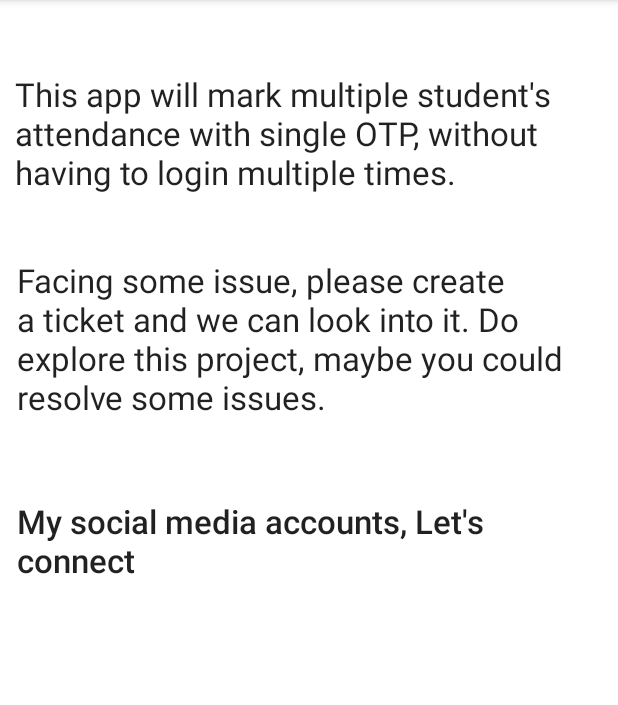
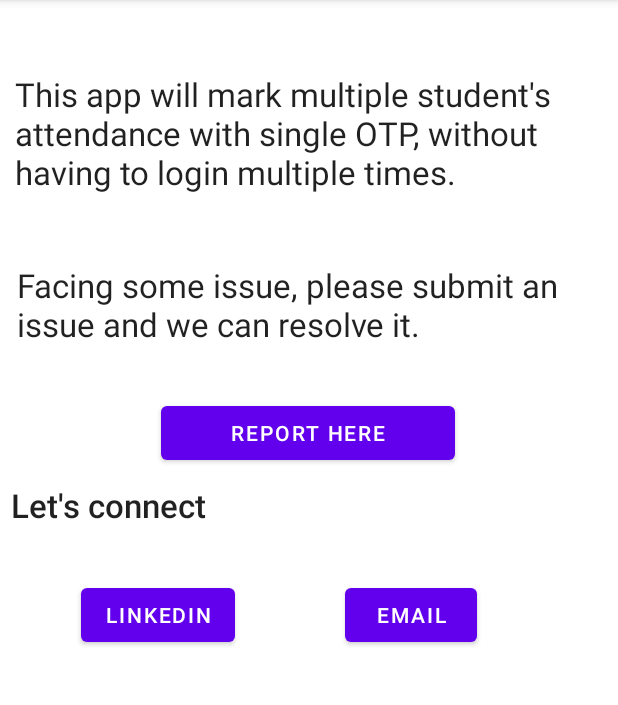
Before and after one commit to pallavjain12/CodeTantraProxy, an Android app: the LoginAboutActivity screen opened directly, with no data from a screen before it, on a phone screen of 412 x 824 dp, the part 84-789 px from its top. Run offline under Robolectric (Android 15) with nearby library versions, the phone set to English and light mode, and no system bars.

Commit message:
Everything working. Optimization left.

```diff
--- a/app/src/main/java/com/example/codetantraproxy/LoginAboutActivity.java
+++ b/app/src/main/java/com/example/codetantraproxy/LoginAboutActivity.java
@@ -2,13 +2,55 @@ package com.example.codetantraproxy;
 
 import androidx.appcompat.app.AppCompatActivity;
 
+import android.content.Intent;
+import android.net.Uri;
 import android.os.Bundle;
+import android.view.View;
+import android.widget.Button;
 
 public class LoginAboutActivity extends AppCompatActivity {
 
+    static final String LINKEDIN = "https://www.linkedin.com/in/pallavjain12/";
+    static final String GITHUB_ISSUE = "https://github.com/pallavjain12/asdf/issues/new";
+    static final String EMAIL = "mailto:\"pallavjain12@gmail.com\"";
+    Button btnReportGithub;
+    Button btnLinkedIn;
+    Button btnEmail;
     @Override
     protected void onCreate(Bundle savedInstanceState) {
         super.onCreate(savedInstanceState);
         setContentView(R.layout.activity_login_about);
+
+
+        btnEmail = findViewById(R.id.btnEmail);
+        btnLinkedIn = findViewById(R.id.btnLinkedIn);
+        btnReportGithub = findViewById(R.id.btnReportGithub);
+
+        btnEmail.setOnClickListener(new View.OnClickListener() {
+            @Override
+            public void onClick(View view) {
+                Intent httpIntent = new Intent(Intent.ACTION_VIEW);
+                httpIntent.setData(Uri.parse(EMAIL));
+                startActivity(httpIntent);
+            }
+        });
+
+        btnLinkedIn.setOnClickListener(new View.OnClickListener() {
+            @Override
+            public void onClick(View view) {
+                Intent httpIntent = new Intent(Intent.ACTION_VIEW);
+                httpIntent.setData(Uri.parse(LINKEDIN));
+                startActivity(httpIntent);
+            }
+        });
+
+        btnReportGithub.setOnClickListener(new View.OnClickListener() {
+            @Override
+            public void onClick(View view) {
+                Intent httpIntent = new Intent(Intent.ACTION_VIEW);
+                httpIntent.setData(Uri.parse(GITHUB_ISSUE));
+                startActivity(httpIntent);
+            }
+        });
     }
 }
--- a/app/src/main/java/com/example/codetantraproxy/MainActivity.java
+++ b/app/src/main/java/com/example/codetantraproxy/MainActivity.java
@@ -2,6 +2,7 @@ package com.example.codetantraproxy;
 
 import static com.example.codetantraproxy.Helper.Methods.checkForLoginDetails;
 import static com.example.codetantraproxy.Helper.Methods.loginCheck;
+import static com.example.codetantraproxy.Helper.Methods.makeURLSafe;
 import static com.example.codetantraproxy.Helper.Methods.updateFirstUser;
 import static com.example.codetantraproxy.Helper.apis.checkCredentials;
 
@@ -74,6 +75,7 @@ public class MainActivity extends AppCompatActivity {
             public void onClick(View view) {
                 String  email = loginEmailEditText.getText().toString();
                 String password = loginPasswordEditText.getText().toString();
+                password = makeURLSafe(password);
                 Log.d("email + password", email + " " + password);
                 if (loginCheck(email, password)) {
                     updateFirstUser(getApplicationContext(), email, password);
--- a/app/src/main/java/com/example/codetantraproxy/enterOTP.java
+++ b/app/src/main/java/com/example/codetantraproxy/enterOTP.java
@@ -82,7 +82,7 @@ public class enterOTP extends AppCompatActivity {
                 remainingStudentsScrollView.removeAllViews();
                 remainingStudentsLayout = new LinearLayout(getApplicationContext());
                 remainingStudentsScrollView.addView(remainingStudentsLayout);
-                Log.d(" after sending otp size of selected studnets", "" + selectedStudents.size());
+                remainingStudentsLayout.setOrientation(LinearLayout.VERTICAL);
                 for (Map.Entry<String, String> em : selectedStudents.entrySet()) {
                     TextView temp = new TextView(getApplicationContext());
                     temp.setText(em.getKey());
@@ -90,7 +90,8 @@ public class enterOTP extends AppCompatActivity {
                 }
                 remainingStudents.setText("Count : " + selectedStudents.size());
                 markedStudents.setText("Count : " + (total - selectedStudents.size()));
-                Toast.makeText(getApplicationContext(), "Operation Completed", new Integer(5));
+                otpField.setText("");
+                Toast.makeText(getApplicationContext(), "Operation Completed", Toast.LENGTH_LONG).show();
             }
         });
     }
--- a/app/src/main/res/layout/activity_login_about.xml
+++ b/app/src/main/res/layout/activity_login_about.xml
@@ -21,8 +21,8 @@
 
     <TextView
         android:id="@+id/textView2"
-        android:layout_width="388dp"
-        android:layout_height="138dp"
+        android:layout_width="387dp"
+        android:layout_height="65dp"
         android:text="@string/loginAboutGithub"
         android:textAppearance="@style/TextAppearance.AppCompat.Large"
         app:layout_constraintBottom_toBottomOf="parent"
@@ -34,16 +34,52 @@
 
     <TextView
         android:id="@+id/textView3"
-        android:layout_width="393dp"
-        android:layout_height="116dp"
+        android:layout_width="396dp"
+        android:layout_height="36dp"
         android:fontFamily="sans-serif-medium"
         android:text="@string/loginAboutLetsConnect"
         android:textAppearance="@style/TextAppearance.AppCompat.Large"
         app:layout_constraintBottom_toBottomOf="parent"
         app:layout_constraintEnd_toEndOf="parent"
-        app:layout_constraintHorizontal_bias="0.611"
+        app:layout_constraintHorizontal_bias="0.466"
         app:layout_constraintStart_toStartOf="parent"
         app:layout_constraintTop_toBottomOf="@+id/textView2"
-        app:layout_constraintVertical_bias="0.067" />
+        app:layout_constraintVertical_bias="0.165" />
+
+    <Button
+        android:id="@+id/btnReportGithub"
+        android:layout_width="196dp"
+        android:layout_height="48dp"
+        android:text="@string/raiseIssue"
+        app:layout_constraintBottom_toTopOf="@+id/textView3"
+        app:layout_constraintEnd_toEndOf="parent"
+        app:layout_constraintHorizontal_bias="0.497"
+        app:layout_constraintStart_toStartOf="parent"
+        app:layout_constraintTop_toBottomOf="@+id/textView2"
+        app:layout_constraintVertical_bias="0.717" />
+
+    <Button
+        android:id="@+id/btnLinkedIn"
+        android:layout_width="wrap_content"
+        android:layout_height="wrap_content"
+        android:text="@string/linkedIn"
+        app:layout_constraintBottom_toBottomOf="parent"
+        app:layout_constraintEnd_toEndOf="parent"
+        app:layout_constraintHorizontal_bias="0.175"
+        app:layout_constraintStart_toStartOf="parent"
+        app:layout_constraintTop_toBottomOf="@+id/textView3"
+        app:layout_constraintVertical_bias="0.077" />
+
+    <Button
+        android:id="@+id/btnEmail"
+        android:layout_width="wrap_content"
+        android:layout_height="wrap_content"
+        android:text="@string/email"
+        app:layout_constraintBottom_toBottomOf="parent"
+        app:layout_constraintEnd_toEndOf="parent"
+        app:layout_constraintHorizontal_bias="0.439"
+        app:layout_constraintStart_toEndOf="@+id/btnLinkedIn"
+        app:layout_constraintTop_toBottomOf="@+id/textView3"
+        app:layout_constraintVertical_bias="0.077" />
 
 </androidx.constraintlayout.widget.ConstraintLayout>
--- a/app/src/main/res/values/strings.xml
+++ b/app/src/main/res/values/strings.xml
@@ -1,8 +1,12 @@
 <resources>
     <string name="app_name">CodeTantraProxy</string>
     <string name="loginAboutMessage">This app will mark multiple student\'s attendance with single OTP, without having to login multiple times.</string>
-    <string name="loginAboutGithub">Facing some issue, please create a ticket and we can look into it. Do explore this project, maybe you could resolve some issues.</string>
-    <string name="loginAboutLetsConnect">My social media accounts, Let\'s connect</string>
+    <string name="loginAboutGithub">Facing some issue, please submit an issue and we can resolve it.</string>
+    <string name="loginAboutLetsConnect">Let\'s connect</string>
+    <string name="raiseIssue">Report here</string>
+    <string name="linkedIn">LinkedIn</string>
+    <string name="email">Email</string>
+    <string name="instagram">Instagram</string>
     <string name="loginToCodetantra">Login to Code Tantra</string>
     <string name="enterYourEmail">Enter your email address</string>
     <string name="enterYourPassword">Enter your password</string>
@@ -12,4 +16,5 @@
     <string name="otherEmail">Use this when you are not enrolled for a class but want to mark friend\'s attendance who is enrolled. Will fetch meetings from their account.</string>
     <string name="remainingStudents">Remaining Students</string>
     <string name="markedStudents">Marked Students</string>
+    <string name="deleteSelected">Deleted Selected Accounts</string>
 </resources>
```
Also changed, not shown: app/src/main/java/com/example/codetantraproxy/AddEmailPassword.java (+71 -2 lines), app/src/main/java/com/example/codetantraproxy/Helper/Methods.java (+50 -18 lines), app/src/main/java/com/example/codetantraproxy/HomeActivity.java (+12 -0 lines), app/src/main/java/com/example/codetantraproxy/SelecOtherAccount.java (+32 -1 lines), app/src/main/res/layout/activity_add_email_password.xml (+26 -9 lines), app/src/main/res/layout/activity_enter_otp.xml (+6 -6 lines), app/src/main/res/layout/activity_home.xml (+13 -1 lines).
